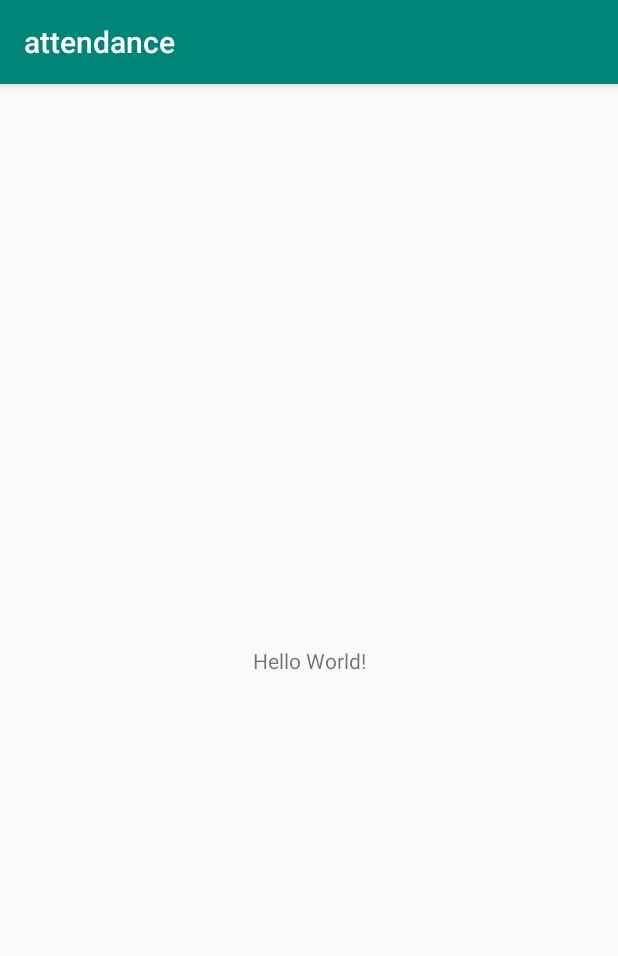
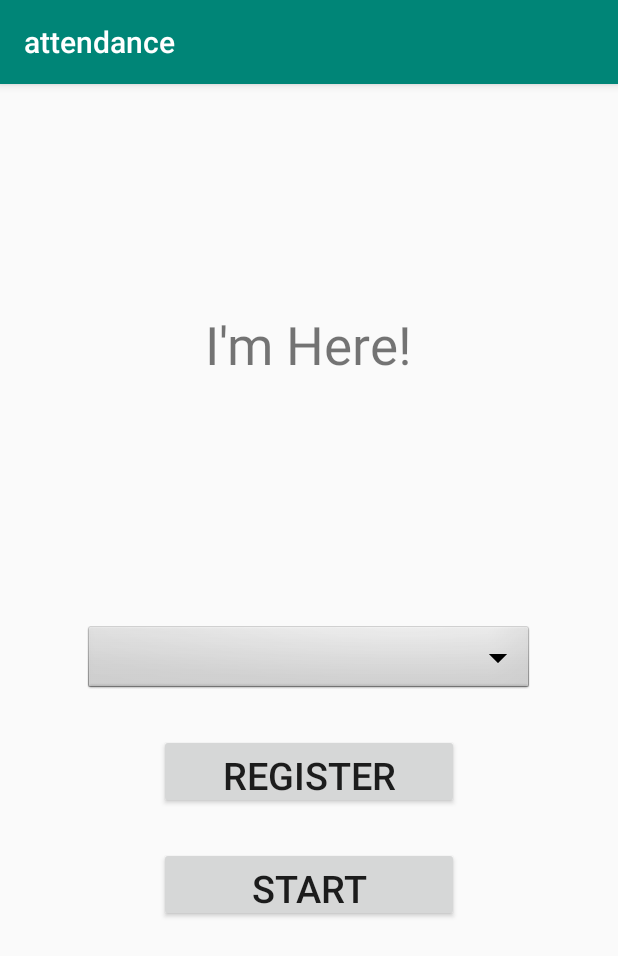
Before and after one commit to Team4-HKLS/Mobile-Computing, an Android app: the screen it shows after launch (MainActivity), on a phone screen of 412 x 824 dp. Shown: the top 956 px of the screen. Run offline under Robolectric (Android 15) with nearby library versions, the phone set to English and light mode, and no system bars.

Commit message:
update layout

```diff
--- a/app/src/main/res/layout/activity_main.xml
+++ b/app/src/main/res/layout/activity_main.xml
@@ -1,18 +1,46 @@
 <?xml version="1.0" encoding="utf-8"?>
-<android.support.constraint.ConstraintLayout xmlns:android="http://schemas.android.com/apk/res/android"
-    xmlns:app="http://schemas.android.com/apk/res-auto"
+<RelativeLayout xmlns:android="http://schemas.android.com/apk/res/android"
     xmlns:tools="http://schemas.android.com/tools"
-    android:layout_width="match_parent"
-    android:layout_height="match_parent"
-    tools:context=".MainActivity">
+    android:layout_width="fill_parent"
+    android:layout_height="fill_parent"
+    android:baselineAligned="false"
+    tools:context=".MainActivity" >
 
     <TextView
         android:layout_width="wrap_content"
         android:layout_height="wrap_content"
-        android:text="Hello World!"
-        app:layout_constraintBottom_toBottomOf="parent"
-        app:layout_constraintLeft_toLeftOf="parent"
-        app:layout_constraintRight_toRightOf="parent"
-        app:layout_constraintTop_toTopOf="parent" />
+        android:layout_centerHorizontal="true"
+        android:text="I'm Here!"
+        android:textSize="35dp"
+        android:layout_marginTop="150dp"/>
 
-</android.support.constraint.ConstraintLayout>
+    <Spinner
+        android:id="@+id/sp_class"
+        android:layout_width="300dp"
+        android:layout_height="wrap_content"
+        android:layout_centerHorizontal="true"
+        android:layout_centerVertical="true"
+        android:background="@android:drawable/btn_dropdown"
+        android:spinnerMode="dropdown"/>
+
+    <Button
+        android:id="@+id/bt_register"
+        android:layout_width="200dp"
+        android:layout_height="50dp"
+        android:layout_centerHorizontal="true"
+        android:layout_marginTop="25dp"
+        android:layout_below="@id/sp_class"
+        android:text="REGISTER"
+        android:textSize="25dp"/>
+
+    <Button
+        android:id="@+id/bt_start"
+        android:layout_width="200dp"
+        android:layout_height="50dp"
+        android:layout_centerHorizontal="true"
+        android:layout_marginTop="25dp"
+        android:layout_below="@id/bt_register"
+        android:text="START"
+        android:textSize="25dp"/>
+
+</RelativeLayout>
```
